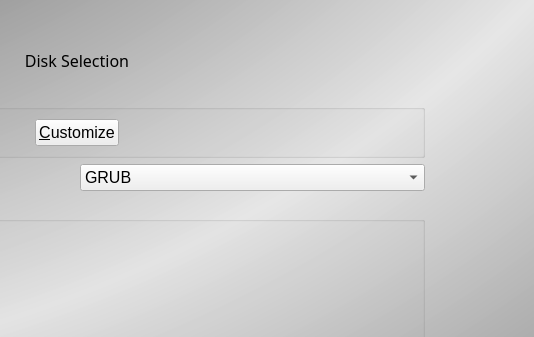
Before: the Qt Designer form src-qt5/pc-installgui/installer.ui in trueos/trueos-utils-qt5, drawn with Qt 5; both pictures show x 380 to 914 and y 0 to 337 of the 914 by 769 pixel window.
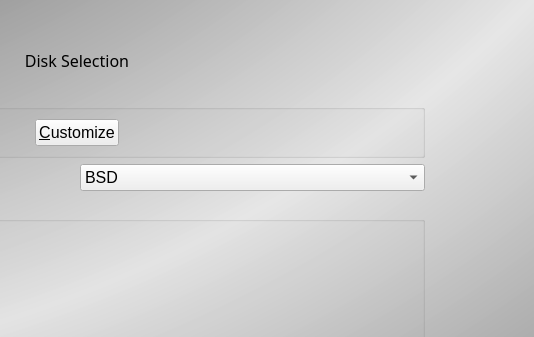
After: the same form once the commit is applied. Icons and pictures are not drawn.

Commit message: Make BSD default boot

What changed in the file:
```diff
--- a/src-qt5/pc-installgui/installer.ui
+++ b/src-qt5/pc-installgui/installer.ui
@@ -628,7 +628,7 @@
            <widget class="QComboBox" name="comboBootLoader">
             <item>
              <property name="text">
-              <string extracomment="Best for Dual-Boot and compatability">GRUB</string>
+              <string extracomment="FreeBSD's native boot-loader. Used for XEN Dom0 support">BSD</string>
              </property>
             </item>
             <item>
```
Left out of the diff: 2 changed lines with no effect on the pictures.
